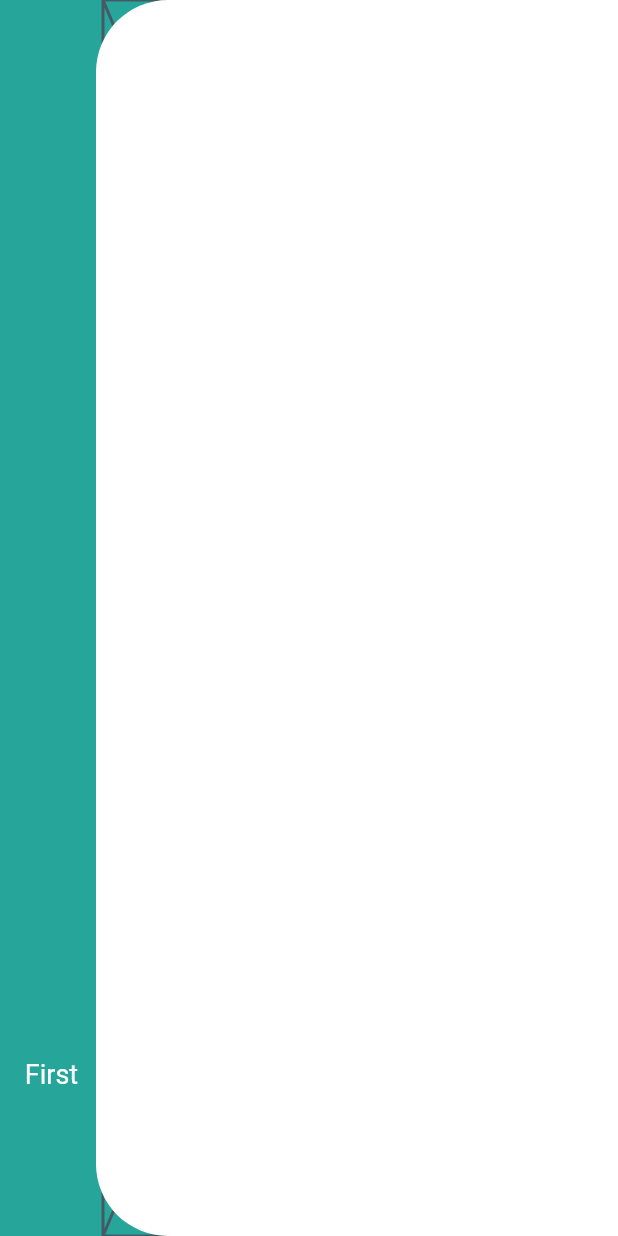
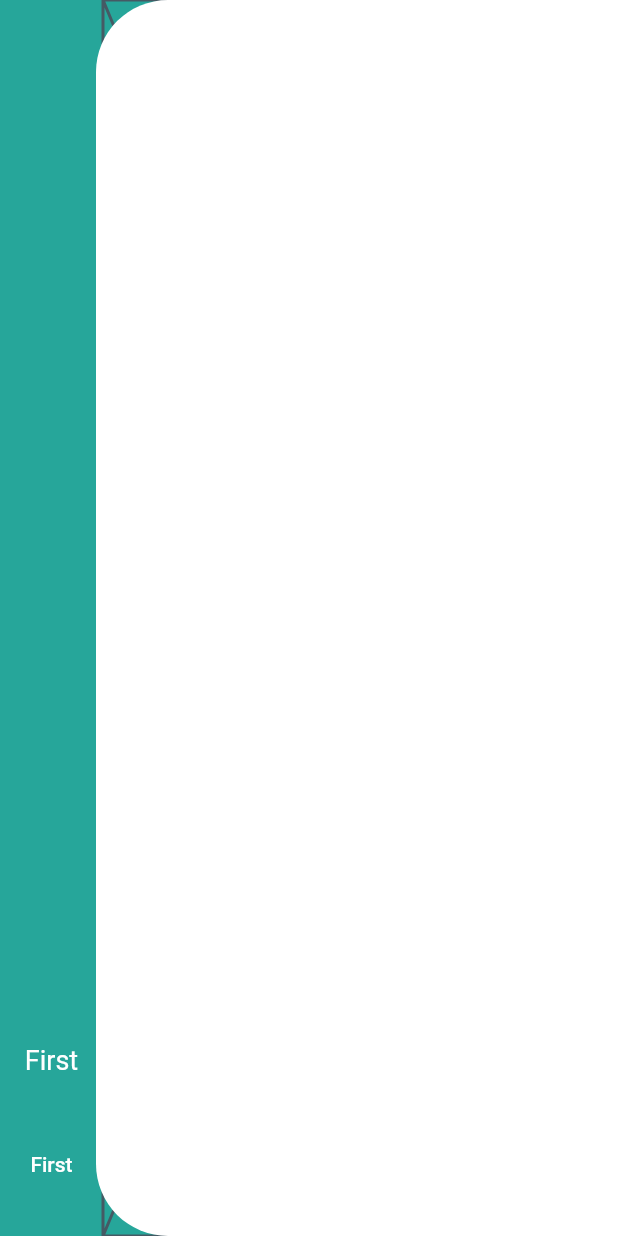
Before and after one commit to JAICHANGPARK/flutter_notebook_8th_story, a Flutter app: the screen it shows after launch, on a phone screen of 412 x 824 dp. Run offline on Flutter 3.47's test engine with Material 2 defaults, Android fonts, the phone set to English and light mode, and no system bars; our stand-ins replace badges, google_fonts.

Commit message:
Update food_main_page.dart

```diff
--- a/lib/ep566_food_delivery_app/food_main_page.dart
+++ b/lib/ep566_food_delivery_app/food_main_page.dart
@@ -13,7 +13,6 @@ class _FoodMainPageState extends State<FoodMainPage> {
     return Scaffold(
       body: Stack(
         children: [
-
           Positioned(
               left: 0,
               top: 0,
@@ -26,10 +25,8 @@ class _FoodMainPageState extends State<FoodMainPage> {
                     Expanded(
                       flex: 2,
                       child: NavigationRail(
-
                         groupAlignment: 1,
-
-                        labelType: NavigationRailLabelType.selected,
+                        labelType: NavigationRailLabelType.all,
                         backgroundColor: Colors.teal[400],
                         selectedLabelTextStyle: TextStyle(
                           fontSize: 18,
@@ -37,24 +34,27 @@ class _FoodMainPageState extends State<FoodMainPage> {
                         ),
                         destinations: [
                           NavigationRailDestination(
-
                             icon: SizedBox.shrink(),
 //                          selectedIcon: Icon(Icons.favorite),
                             label: Text('First'),
                           ),
                           NavigationRailDestination(
                             icon: SizedBox.shrink(),
-                          label: Text('First', style: TextStyle(color: Colors.white),),
+                            label: Text(
+                              'First',
+                              style: TextStyle(color: Colors.white),
                             ),
-                      ], selectedIndex: _pageIndex,
-                      onDestinationSelected: (index){
+                          ),
+                        ],
+                        selectedIndex: _pageIndex,
+                        onDestinationSelected: (index) {
                           setState(() {
                             _pageIndex = index;
                           });
-                      },),
+                        },
                       ),
-                    Expanded(
-                        flex: 10,child: Placeholder()),
+                    ),
+                    Expanded(flex: 10, child: Placeholder()),
                   ],
                 ),
               )),
@@ -67,7 +67,7 @@ class _FoodMainPageState extends State<FoodMainPage> {
                 decoration: BoxDecoration(
                     borderRadius: BorderRadius.only(
                       topLeft: Radius.circular(48),
-                      bottomLeft:  Radius.circular(48),
+                      bottomLeft: Radius.circular(48),
                     ),
                     color: Colors.white),
               )),
```
Lines whose indentation alone changed are shown as unchanged.
